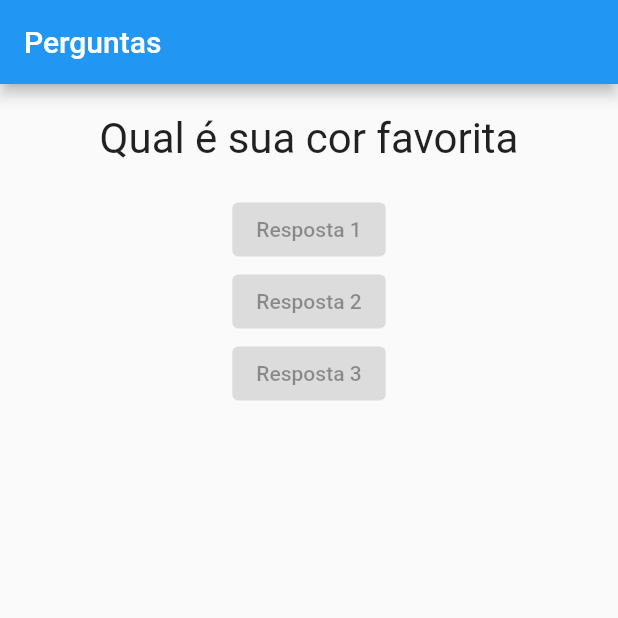
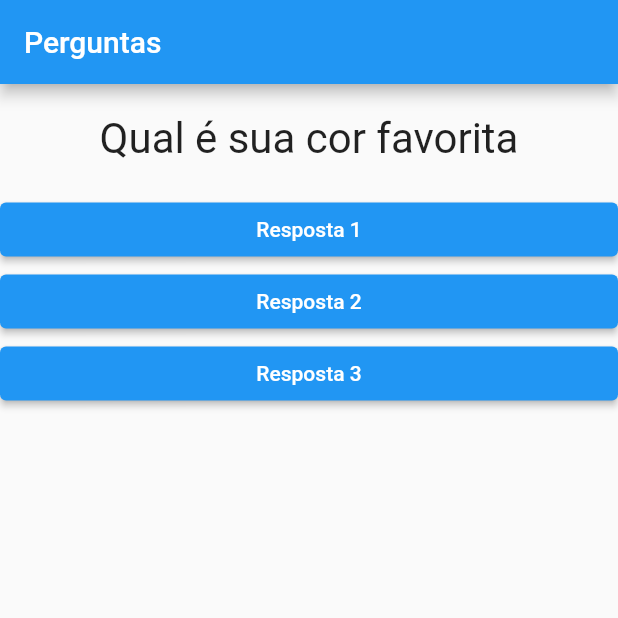
Before and after one commit to EduardoMoreira26/Flutter-QuizApp, a Flutter app: the screen it shows after launch, on a phone screen of 412 x 824 dp, the top half of it. Run offline on Flutter 3.47's test engine with Material 2 defaults, Android fonts, the phone set to English and light mode, and no system bars.

Commit message:
create component

```diff
--- a/lib/main.dart
+++ b/lib/main.dart
@@ -12,15 +12,14 @@ class _PerguntaAppState extends State<PerguntaApp>{
     setState(() {
       _perguntaSelecionada++;
         });
-    print(_perguntaSelecionada);
   }
 
   @override
   Widget build(BuildContext context) {
     final perguntas = [
-    'Qual é sua cor favorita',
-    'Qual é sua animal favorito',
-  ];
+      'Qual é sua cor favorita',
+      'Qual é sua animal favorito',
+    ];
 
     return MaterialApp(
       home: Scaffold(
@@ -30,9 +29,9 @@ class _PerguntaAppState extends State<PerguntaApp>{
         body: Column(
           children: [
             Questao(perguntas[_perguntaSelecionada]),
-            Resposta('Resposta 1'),
-            Resposta('Resposta 2'),
-            Resposta('Resposta 3'),
+            Resposta('Resposta 1', _responder),
+            Resposta('Resposta 2', _responder),
+            Resposta('Resposta 3', _responder),
           ],
         ),
       ),
--- a/lib/resposta.dart
+++ b/lib/resposta.dart
@@ -1,29 +1,22 @@
 import 'package:flutter/material.dart';
 
 class Resposta  extends StatelessWidget {
+  final String textButton;
+  final void Function() quandoSelecionado;
 
-  final String textButton;
-
-  Resposta(this.textButton);
+  Resposta(this.textButton, this.quandoSelecionado);
 
   @override
   Widget build(BuildContext context) {
-    return ElevatedButton(
-      child: Text(textButton),
-      onPressed: null,
+    return Container(
+      width: double.infinity,
+      child: ElevatedButton(
+        // color = Colors.blue,
+        // textColor = Colors.white,
+        child: Text(textButton),
+        onPressed: quandoSelecionado,
+      ),
     );
   }
 
-  //  @override
-  // Widget build(BuildContext context) {
-  //   return Container(
-  //     width: double.infinity,
-  //     margin: EdgeInsets.all(20),
-  //     child: Text(
-  //       textButton,
-  //       style: TextStyle(fontSize: 28),
-  //       textAlign: TextAlign.center,
-  //     ),
-  //   );
-
 }
```
